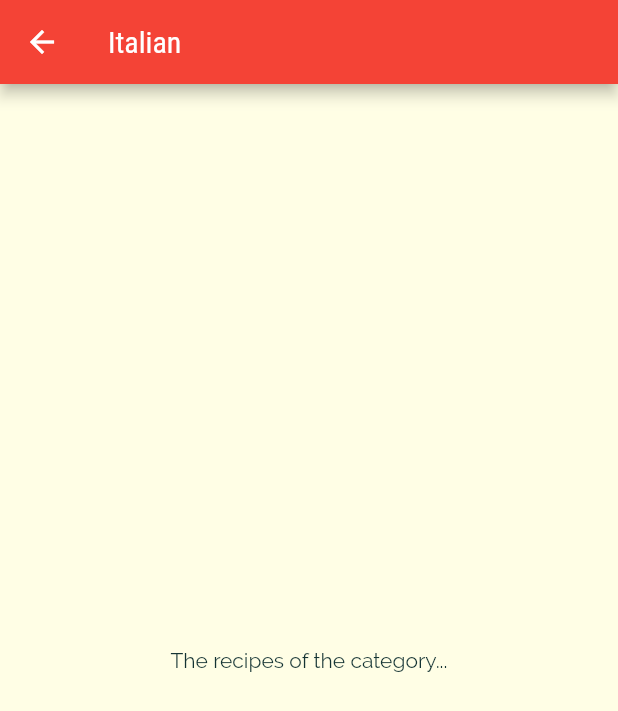
After one commit to Matheus-IT/deli_meals, a Flutter app: the screen it shows after launch, after a tap on "Italian", on a phone screen of 412 x 824 dp. The commit adds this screen. Shown: the top 711 px of the screen. Run offline on Flutter 3.47's test engine with Material 2 defaults, Android fonts, the phone set to English and light mode, and no system bars.

Commit message:
Starting the meals page

```diff
--- a/lib/components/category.dart
+++ b/lib/components/category.dart
@@ -1,26 +1,38 @@
+import 'package:deli_meals/models/category_model.dart';
+import 'package:deli_meals/pages/meals_page.dart';
 import 'package:flutter/material.dart';
 
 class Category extends StatelessWidget {
-  final String title;
-  final Color color;
+  final CategoryModel categoryModel;
 
-  const Category({required this.title, required this.color, super.key});
+  const Category({required this.categoryModel, super.key});
+
+  void handleCategorySelected(BuildContext ctx) {
+    Navigator.of(ctx).push(
+      MaterialPageRoute(builder: (_) => MealsPage(category: categoryModel)),
+    );
+  }
 
   @override
   Widget build(BuildContext context) {
-    return Container(
+    return InkWell(
+      onTap: () => handleCategorySelected(context),
+      borderRadius: BorderRadius.circular(15),
+      splashColor: Theme.of(context).primaryColor,
+      child: Container(
         padding: const EdgeInsets.all(15),
         decoration: BoxDecoration(
           gradient: LinearGradient(
-          colors: [color.withOpacity(0.7), color],
+            colors: [categoryModel.color.withOpacity(0.7), categoryModel.color],
             begin: Alignment.topLeft,
             end: Alignment.bottomRight,
           ),
           borderRadius: BorderRadius.circular(15),
         ),
         child: Text(
-        title,
+          categoryModel.title,
           style: Theme.of(context).textTheme.headline6,
+        ),
       ),
     );
   }
--- a/lib/pages/home_page.dart
+++ b/lib/pages/home_page.dart
@@ -30,10 +30,7 @@ class _HomePageState extends State<HomePage> {
           mainAxisSpacing: 20,
         ),
         children: categories
-            .map((category) => Category(
-                  title: category.title,
-                  color: category.color,
-                ))
+            .map((categoryData) => Category(categoryModel: categoryData))
             .toList(),
       ),
     );
--- /dev/null
+++ b/lib/pages/meals_page.dart
@@ -0,0 +1,20 @@
+import 'package:deli_meals/models/category_model.dart';
+import 'package:flutter/material.dart';
+
+class MealsPage extends StatelessWidget {
+  final CategoryModel category;
+
+  const MealsPage({required this.category, super.key});
+
+  @override
+  Widget build(BuildContext context) {
+    return Scaffold(
+      appBar: AppBar(
+        title: Text(category.title),
+      ),
+      body: const Center(
+        child: Text('The recipes of the category...'),
+      ),
+    );
+  }
+}
```
Lines whose indentation alone changed are shown as unchanged.
